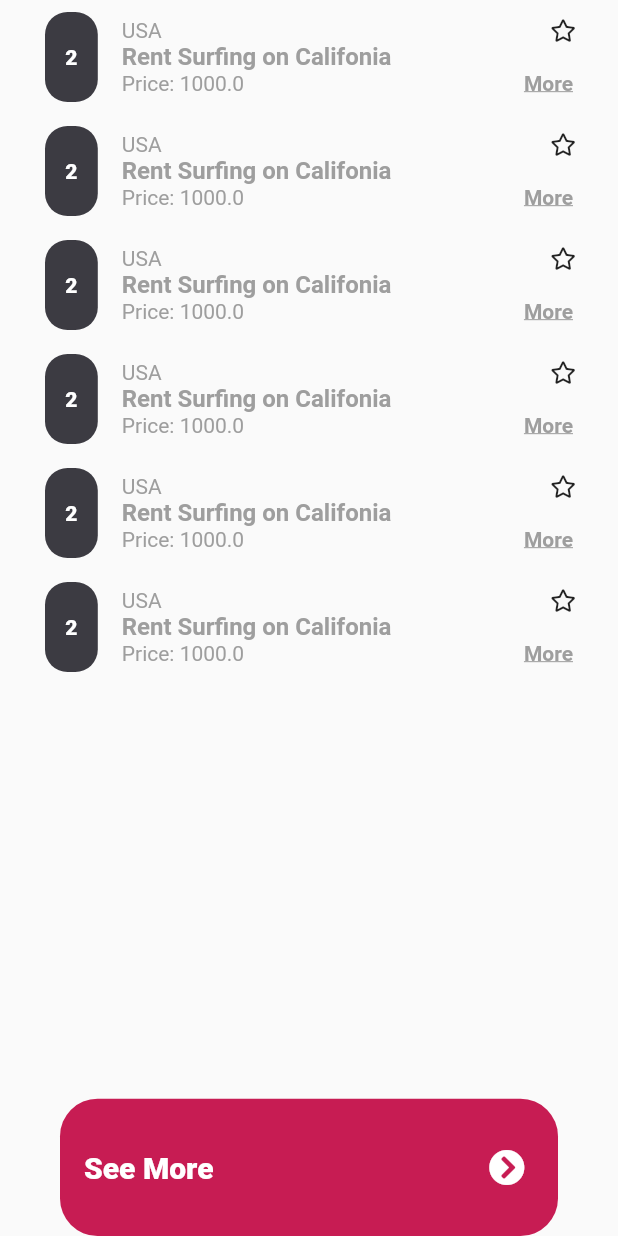
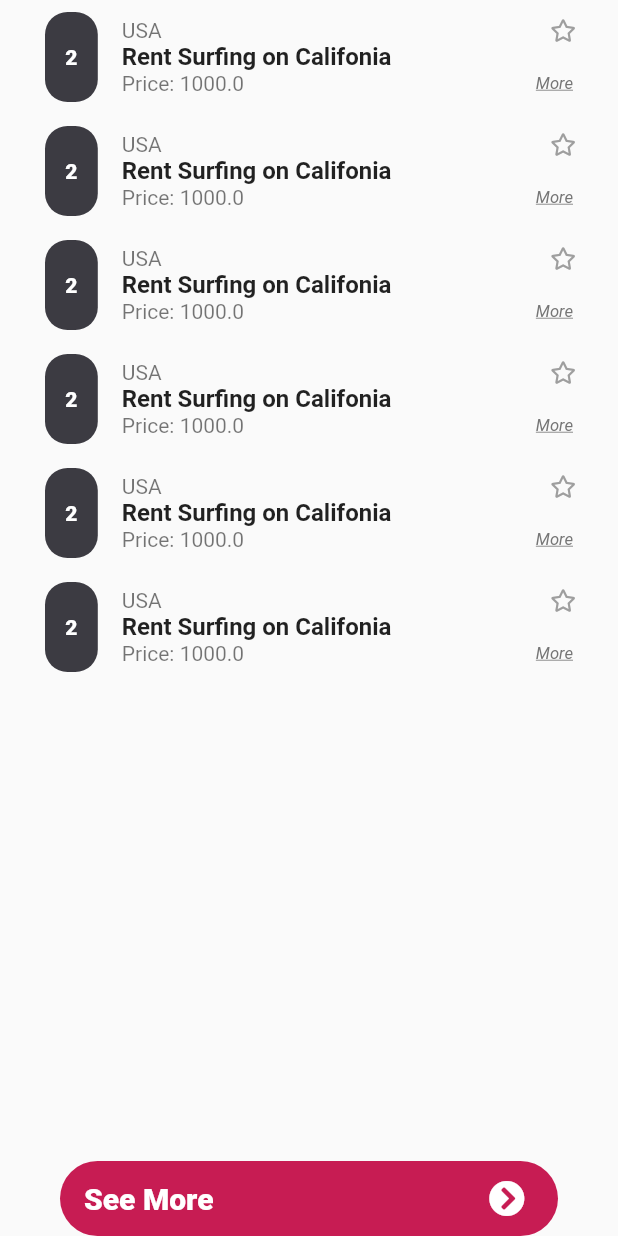
Before and after one commit to baonguyena1/flutter_dashboard_animation, a Flutter app: the DashBoardBottomContainer widget shown alone on an empty page, opened directly, on a phone screen of 412 x 824 dp. Run offline on Flutter 3.47's test engine with Material 2 defaults, Android fonts, the phone set to English and light mode, and no system bars; our stand-ins replace font_awesome_flutter; missing offline and left inert: flutter_sequence_animation; statements that could not run were skipped.

Commit message:
Refactor code

```diff
--- a/lib/main.dart
+++ b/lib/main.dart
@@ -1,4 +1,4 @@
-import 'package:dashboard_animation/screens/dashboard_page.dart';
+import 'package:dashboard_animation/screens/dashboard/index.dart';
 import 'package:flutter/material.dart';
 
 void main() => runApp(MyApp());
--- /dev/null
+++ b/lib/screens/dashboard/dashboard_bottom_container.dart
@@ -0,0 +1,59 @@
+import 'package:flutter/material.dart';
+import 'package:flutter_sequence_animation/flutter_sequence_animation.dart';
+
+import 'dashboard_item.dart';
+import 'see_more_button.dart';
+
+class DashBoardBottomContainer extends StatefulWidget {
+  DashBoardBottomContainer({Key key}) : super(key: key);
+
+  _DashBoardBottomContainerState createState() =>
+      _DashBoardBottomContainerState();
+}
+
+class _DashBoardBottomContainerState extends State<DashBoardBottomContainer>
+    with SingleTickerProviderStateMixin {
+  AnimationController _controller;
+  SequenceAnimation _sequenceAnimation;
+
+  @override
+  void initState() {
+    super.initState();
+    _controller = AnimationController(vsync: this);
+    _initialSequenceAnimation();
+    _controller.forward();
+  }
+
+  _initialSequenceAnimation() {
+    _sequenceAnimation = SequenceAnimationBuilder()
+        .addAnimatable(
+            animatable: Tween<double>(begin: -40, end: 20),
+            from: const Duration(milliseconds: 0),
+            to: const Duration(milliseconds: 300),
+            tag: 'see_more_bottom')
+        .animate(_controller);
+  }
+
+  @override
+  Widget build(BuildContext context) {
+    return Expanded(
+      child: Container(
+        child: Column(
+          children: <Widget>[
+            Expanded(
+              child: ListView.builder(
+                itemCount: 6,
+                itemBuilder: (context, index) => DashBoardItem(),
+              ),
+              flex: 8,
+            ),
+            Container(
+              padding: const EdgeInsets.symmetric(horizontal: 40),
+              child: SeeMoreButton(),
+            ),
+          ],
+        ),
+      ),
+    );
+  }
+}
--- a/lib/screens/dashboard_bottom_container.dart
+++ b/lib/screens/dashboard/dashboard_item.dart
@@ -1,65 +1,5 @@
-import 'package:dashboard_animation/screens/see_more_button.dart';
-import 'package:flutter/cupertino.dart';
 import 'package:flutter/material.dart';
-import 'package:flutter_sequence_animation/flutter_sequence_animation.dart';
 import 'package:font_awesome_flutter/font_awesome_flutter.dart';
-
-class DashBoardBottomContainer extends StatefulWidget {
-  DashBoardBottomContainer({Key key}) : super(key: key);
-
-  _DashBoardBottomContainerState createState() =>
-      _DashBoardBottomContainerState();
-}
-
-class _DashBoardBottomContainerState extends State<DashBoardBottomContainer>
-    with SingleTickerProviderStateMixin {
-  AnimationController _controller;
-  SequenceAnimation _sequenceAnimation;
-
-  @override
-  void initState() {
-    super.initState();
-    _controller = AnimationController(vsync: this);
-    _initialSequenceAnimation();
-    _controller.forward();
-  }
-
-  _initialSequenceAnimation() {
-    _sequenceAnimation = SequenceAnimationBuilder()
-        .addAnimatable(
-            animatable: Tween<double>(begin: -40, end: 20),
-            from: const Duration(milliseconds: 0),
-            to: const Duration(milliseconds: 300),
-            tag: 'see_more_bottom')
-        .animate(_controller);
-  }
-
-  @override
-  Widget build(BuildContext context) {
-    return Expanded(
-      child: Container(
-        child: Column(
-          children: <Widget>[
-            Expanded(
-              child: ListView.builder(
-                itemCount: 6,
-                itemBuilder: (context, index) => DashBoardItem(),
-              ),
-              flex: 8,
-            ),
-            Expanded(
-              child: Container(
-                padding: const EdgeInsets.symmetric(horizontal: 40),
-                child: SeeMoreButton(),
-              ),
-              flex: 1,
-            ),
-          ],
-        ),
-      ),
-    );
-  }
-}
 
 class DashBoardItem extends StatelessWidget {
   const DashBoardItem({Key key}) : super(key: key);
@@ -105,7 +45,7 @@ class DashBoardItem extends StatelessWidget {
                           Expanded(
                             child: Text(
                               'USA',
-                              style: TextStyle(color: Colors.grey),
+                              style: TextStyle(color: Colors.black54),
                             ),
                             flex: 8,
                           ),
@@ -114,6 +54,7 @@ class DashBoardItem extends StatelessWidget {
                               alignment: Alignment(1, 0),
                               child: Icon(
                                 FontAwesomeIcons.star,
+                                color: Colors.grey,
                                 size: 15,
                               ),
                             ),
@@ -125,7 +66,6 @@ class DashBoardItem extends StatelessWidget {
                     Text(
                       'Rent Surfing on Califonia',
                       style: TextStyle(
-                          color: Colors.grey,
                           fontWeight: FontWeight.bold,
                           fontSize: 16),
                     ),
@@ -136,7 +76,7 @@ class DashBoardItem extends StatelessWidget {
                           Expanded(
                             child: Text(
                               'Price: 1000.0',
-                              style: TextStyle(color: Colors.grey),
+                              style: TextStyle(color: Colors.black54),
                             ),
                             flex: 8,
                           ),
@@ -145,8 +85,9 @@ class DashBoardItem extends StatelessWidget {
                               'More',
                               textAlign: TextAlign.right,
                               style: TextStyle(
-                                  color: Colors.grey,
-                                  fontWeight: FontWeight.bold,
+                                  fontSize: 11,
+                                  color: Colors.grey[600],
+                                  fontStyle: FontStyle.italic,
                                   decoration: TextDecoration.underline),
                             ),
                             flex: 2,
--- a/lib/screens/dashboard_page.dart
+++ b/lib/screens/dashboard/dashboard_page.dart
@@ -1,6 +1,5 @@
-import 'package:dashboard_animation/screens/dashboard_bottom_container.dart';
 import 'package:flutter/material.dart';
-
+import 'dashboard_bottom_container.dart';
 import 'dashboard_top_container.dart';
 
 class DashBoardPage extends StatefulWidget {
--- /dev/null
+++ b/lib/screens/dashboard/index.dart
@@ -0,0 +1,6 @@
+export 'avatar_container.dart';
+export 'dashboard_bottom_container.dart';
+export 'dashboard_item.dart';
+export 'dashboard_page.dart';
+export 'dashboard_top_container.dart';
+export 'see_more_button.dart';
```
Also changed, not shown: lib/screens/dashboard/avatar_container.dart (renamed from lib/screens/avatar_container.dart), lib/screens/dashboard/dashboard_top_container.dart (renamed from lib/screens/dashboard_top_container.dart), lib/screens/dashboard/see_more_button.dart (renamed from lib/screens/see_more_button.dart).
